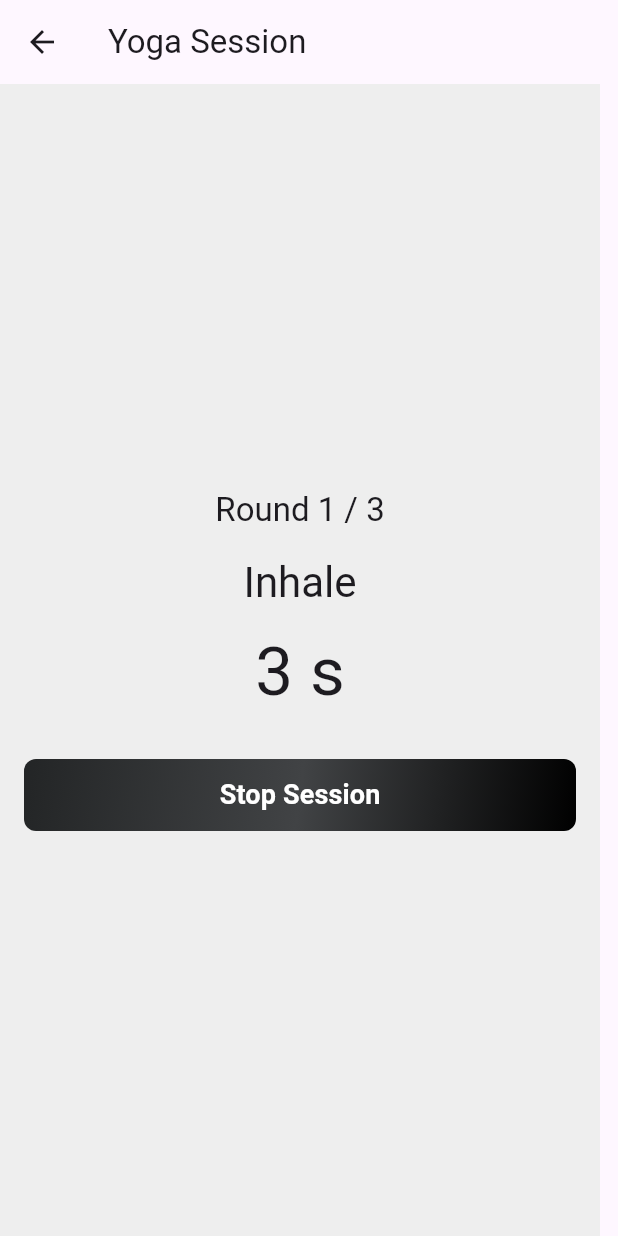
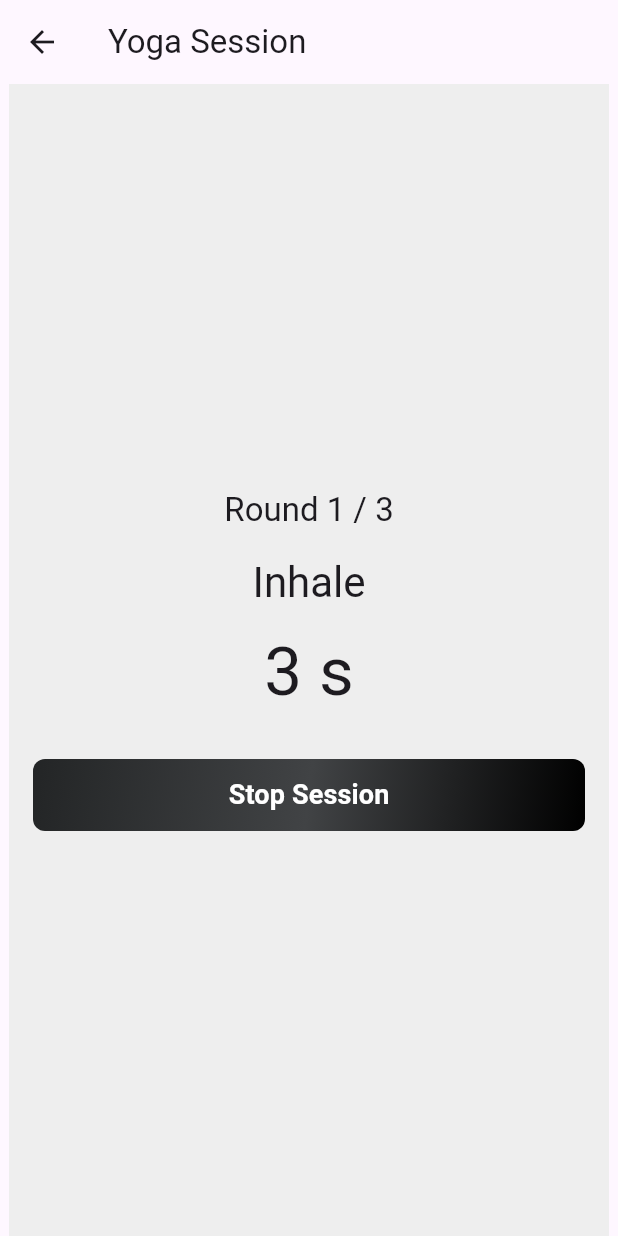
Before and after one commit to urvish-sojitra-seaflux/yoga_session, a Flutter app: the screen it shows after launch, after a tap on "Start Session", on a phone screen of 412 x 824 dp. Run offline on Flutter 3.47's test engine with Material 3 defaults, Android fonts, the phone set to English and light mode, and no system bars; our stand-ins replace firebase_core, flutter_tts; accounts and stored records are empty.

```diff
--- a/lib/yoga_session/yoga_screen.dart
+++ b/lib/yoga_session/yoga_screen.dart
@@ -93,12 +93,6 @@ class _YogaScreenState extends State<YogaScreen> {
           (v['locale']?.toString().toLowerCase().contains('en-US') ?? false),
       orElse: () => null,
     );
-    final femaleVoices = voices
-        .where((v) =>
-            ((v['gender']?.toString().toLowerCase() == 'female')) &&
-            (v['locale']?.toString().toLowerCase().contains('en-US') ?? false))
-        .toList();
-    print(femaleVoices);
     if (femaleVoice != null) {
       final Map<String, String> stringVoice = Map.fromEntries(
         (femaleVoice as Map)
@@ -127,7 +121,8 @@ class _YogaScreenState extends State<YogaScreen> {
       appBar: AppBar(title: const Text('Yoga Session')),
       body: LayoutBuilder(
         builder: (context, constraints) {
-          return Container(
+          return Center(
+            child: Container(
               padding: const EdgeInsets.all(16.0),
               alignment: Alignment.center,
               color: Colors.grey[200],
@@ -135,6 +130,7 @@ class _YogaScreenState extends State<YogaScreen> {
                 maxWidth: constraints.maxWidth < 600 ? 400 : 600,
               ),
               child: _sessionStarted ? _sessionWidget(context) : _getDetails(),
+            ),
           );
         },
       ),
```
Also changed, not shown: lib/firebase_options.dart, 8 other files. Lines whose indentation alone changed are shown as unchanged.
